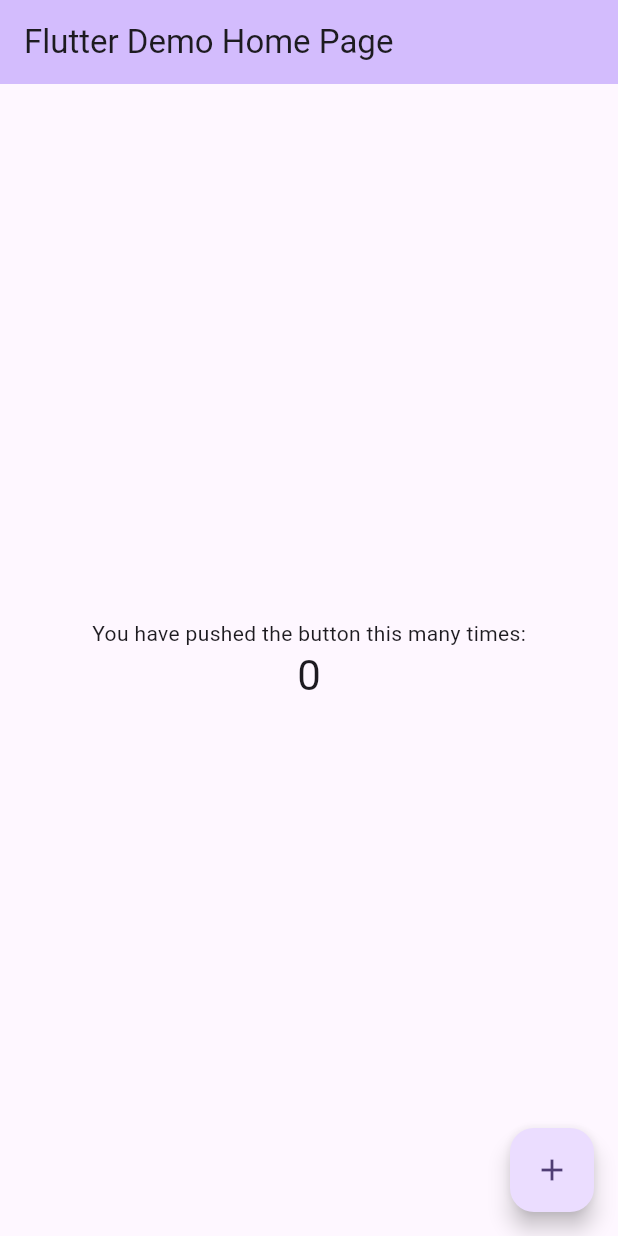
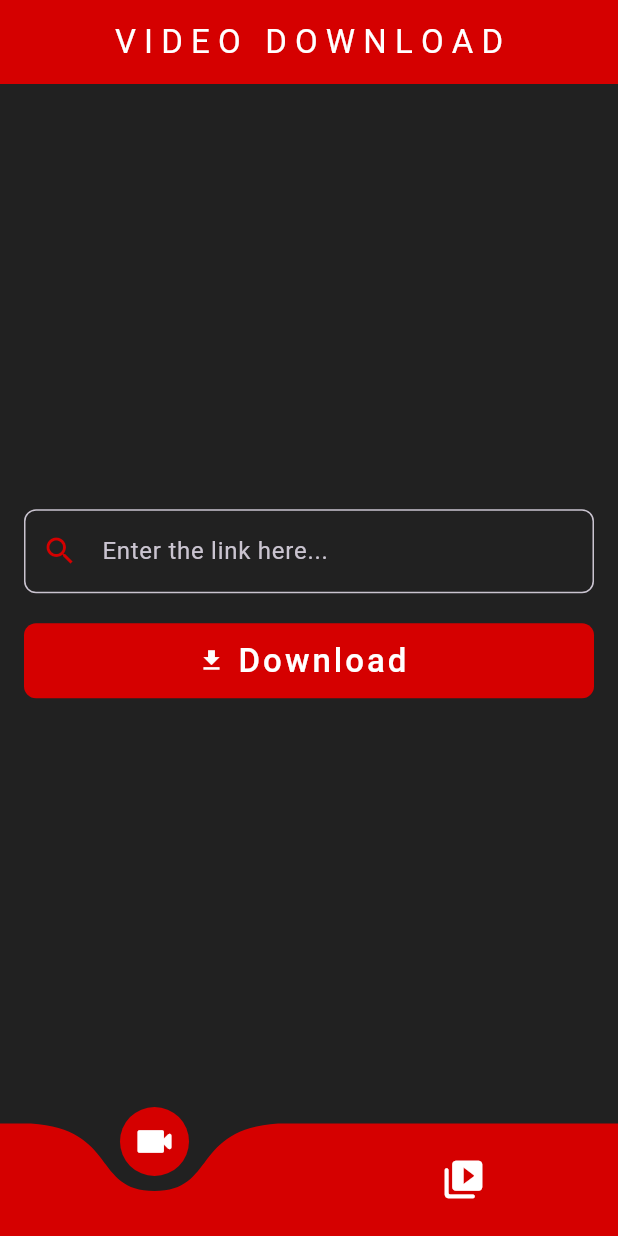
Before and after one commit to adarshpandey18/youtube-video-downloader, a Flutter app: the screen it shows after launch, on a phone screen of 412 x 824 dp. Run offline on Flutter 3.47's test engine with Material 3 defaults, Android fonts, the phone set to English and light mode, and no system bars; drawn by our look-alikes of curved_navigation_bar; our stand-ins replace google_fonts.

Commit message:
Done with Ui

```diff
--- a/lib/main.dart
+++ b/lib/main.dart
@@ -1,4 +1,8 @@
 import 'package:flutter/material.dart';
+import 'package:google_fonts/google_fonts.dart';
+import 'view/screens/home_screen.dart';
+import 'view/screens/playlist_download.dart';
+import 'view/screens/splash_screen.dart';
 
 void main() {
   runApp(const MyApp());
@@ -7,119 +11,18 @@
 class MyApp extends StatelessWidget {
   const MyApp({super.key});
 
-  // This widget is the root of your application.
   @override
   Widget build(BuildContext context) {
     return MaterialApp(
-      title: 'Flutter Demo',
+      title: 'YouTube Video Downloader',
       theme: ThemeData(
-        // This is the theme of your application.
-        //
-        // TRY THIS: Try running your application with "flutter run". You'll see
-        // the application has a purple toolbar. Then, without quitting the app,
-        // try changing the seedColor in the colorScheme below to Colors.green
-        // and then invoke "hot reload" (save your changes or press the "hot
-        // reload" button in a Flutter-supported IDE, or press "r" if you used
-        // the command line to start the app).
-        //
-        // Notice that the counter didn't reset back to zero; the application
-        // state is not lost during the reload. To reset the state, use hot
-        // restart instead.
-        //
-        // This works for code too, not just values: Most code changes can be
-        // tested with just a hot reload.
-        colorScheme: ColorScheme.fromSeed(seedColor: Colors.deepPurple),
-        useMaterial3: true,
+        fontFamily: GoogleFonts.poppins.toString(),
+        primarySwatch: Colors.red,
+        brightness: Brightness.dark,
+        scaffoldBackgroundColor: const Color.fromRGBO(33, 33, 33, 1),
       ),
-      home: const MyHomePage(title: 'Flutter Demo Home Page'),
+      debugShowCheckedModeBanner: false,
+      home: const SplashScreen(),
     );
   }
 }
-
-class MyHomePage extends StatefulWidget {
-  const MyHomePage({super.key, required this.title});
-
-  // This widget is the home page of your application. It is stateful, meaning
-  // that it has a State object (defined below) that contains fields that affect
-  // how it looks.
-
-  // This class is the configuration for the state. It holds the values (in this
-  // case the title) provided by the parent (in this case the App widget) and
-  // used by the build method of the State. Fields in a Widget subclass are
-  // always marked "final".
-
-  final String title;
-
-  @override
-  State<MyHomePage> createState() => _MyHomePageState();
-}
-
-class _MyHomePageState extends State<MyHomePage> {
-  int _counter = 0;
-
-  void _incrementCounter() {
-    setState(() {
-      // This call to setState tells the Flutter framework that something has
-      // changed in this State, which causes it to rerun the build method below
-      // so that the display can reflect the updated values. If we changed
-      // _counter without calling setState(), then the build method would not be
-      // called again, and so nothing would appear to happen.
-      _counter++;
-    });
-  }
-
-  @override
-  Widget build(BuildContext context) {
-    // This method is rerun every time setState is called, for instance as done
-    // by the _incrementCounter method above.
-    //
-    // The Flutter framework has been optimized to make rerunning build methods
-    // fast, so that you can just rebuild anything that needs updating rather
-    // than having to individually change instances of widgets.
-    return Scaffold(
-      appBar: AppBar(
-        // TRY THIS: Try changing the color here to a specific color (to
-        // Colors.amber, perhaps?) and trigger a hot reload to see the AppBar
-        // change color while the other colors stay the same.
-        backgroundColor: Theme.of(context).colorScheme.inversePrimary,
-        // Here we take the value from the MyHomePage object that was created by
-        // the App.build method, and use it to set our appbar title.
-        title: Text(widget.title),
-      ),
-      body: Center(
-        // Center is a layout widget. It takes a single child and positions it
-        // in the middle of the parent.
-        child: Column(
-          // Column is also a layout widget. It takes a list of children and
-          // arranges them vertically. By default, it sizes itself to fit its
-          // children horizontally, and tries to be as tall as its parent.
-          //
-          // Column has various properties to control how it sizes itself and
-          // how it positions its children. Here we use mainAxisAlignment to
-          // center the children vertically; the main axis here is the vertical
-          // axis because Columns are vertical (the cross axis would be
-          // horizontal).
-          //
-          // TRY THIS: Invoke "debug painting" (choose the "Toggle Debug Paint"
-          // action in the IDE, or press "p" in the console), to see the
-          // wireframe for each widget.
-          mainAxisAlignment: MainAxisAlignment.center,
-          children: <Widget>[
-            const Text(
-              'You have pushed the button this many times:',
-            ),
-            Text(
-              '$_counter',
-              style: Theme.of(context).textTheme.headlineMedium,
-            ),
-          ],
-        ),
-      ),
-      floatingActionButton: FloatingActionButton(
-        onPressed: _incrementCounter,
-        tooltip: 'Increment',
-        child: const Icon(Icons.add),
-      ), // This trailing comma makes auto-formatting nicer for build methods.
-    );
-  }
-}
--- /dev/null
+++ b/lib/view/screens/home_screen.dart
@@ -0,0 +1,45 @@
+import 'package:curved_navigation_bar/curved_navigation_bar.dart';
+import 'package:flutter/material.dart';
+import 'package:youtube_video_downloader/view/screens/playlist_download.dart';
+import 'package:youtube_video_downloader/view/screens/video_download.dart';
+
+class HomeScreen extends StatefulWidget {
+  const HomeScreen({super.key});
+
+  @override
+  State<HomeScreen> createState() => _HomeScreenState();
+}
+
+class _HomeScreenState extends State<HomeScreen> {
+  int _currentIndex = 0;
+  final List<Widget> _widgets = [
+    const VideoDownload(),
+    const PlaylistDownload(),
+  ];
+  @override
+  Widget build(BuildContext context) {
+    return Scaffold(
+      bottomNavigationBar: CurvedNavigationBar(
+        color: Colors.redAccent.shade700,
+        backgroundColor: const Color.fromRGBO(33, 33, 33, 1),
+        index: _currentIndex,
+        items: const [
+          Icon(
+            Icons.videocam_rounded,
+            size: 30,
+          ),
+          Icon(
+            Icons.video_collection_rounded,
+            size: 30,
+          ),
+        ],
+        onTap: (index) {
+          setState(() {
+            _currentIndex = index;
+          });
+        },
+      ),
+      body: _widgets[_currentIndex],
+    );
+  }
+}
--- /dev/null
+++ b/lib/view/screens/video_download.dart
@@ -0,0 +1,46 @@
+import 'package:flutter/material.dart';
+import 'package:youtube_video_downloader/view/widgets/custom_button.dart';
+import 'package:youtube_video_downloader/view/widgets/search_text_field.dart';
+
+class VideoDownload extends StatefulWidget {
+  const VideoDownload({super.key});
+
+  @override
+  State<VideoDownload> createState() => _VideoDownloadState();
+}
+
+class _VideoDownloadState extends State<VideoDownload> {
+  final TextEditingController _videoLink = TextEditingController();
+  @override
+  Widget build(BuildContext context) {
+    return Scaffold(
+      appBar: AppBar(
+        title: const Text('V I D E O   D O W N L O A D'),
+        centerTitle: true,
+        backgroundColor: Colors.redAccent.shade700,
+        foregroundColor: Colors.white,
+        elevation: 0,
+        shadowColor: Colors.transparent,
+      ),
+      body: Padding(
+        padding: const EdgeInsets.symmetric(horizontal: 16),
+        child: Column(
+          mainAxisAlignment: MainAxisAlignment.center,
+          crossAxisAlignment: CrossAxisAlignment.center,
+          children: [
+            // Textfield to enter link
+            SearchTextField(videoLink: _videoLink),
+
+            // Spacing between text field and button
+            const SizedBox(
+              height: 20,
+            ),
+
+            // download button
+            CustomButton(text: 'Download', function: () {}),
+          ],
+        ),
+      ),
+    );
+  }
+}
--- /dev/null
+++ b/lib/view/widgets/custom_button.dart
@@ -0,0 +1,34 @@
+import 'package:flutter/material.dart';
+
+class CustomButton extends StatelessWidget {
+  final String text;
+  final VoidCallback function;
+  const CustomButton({
+    super.key,
+    required this.text,
+    required this.function,
+  });
+
+  @override
+  Widget build(BuildContext context) {
+    return ElevatedButton.icon(
+      onPressed: () => function(),
+      label: Text(
+        text,
+        style: const TextStyle(fontSize: 22, letterSpacing: 2),
+      ),
+      icon: const Icon(Icons.download),
+      style: ElevatedButton.styleFrom(
+        backgroundColor: Colors.redAccent.shade700,
+        foregroundColor: Colors.white,
+        iconColor: Colors.white,
+        shape: RoundedRectangleBorder(
+          borderRadius: BorderRadius.circular(8),
+        ),
+        enabledMouseCursor: SystemMouseCursors.click,
+        elevation: 0,
+        minimumSize: const Size(double.maxFinite, 50),
+      ),
+    );
+  }
+}
--- /dev/null
+++ b/lib/view/widgets/search_text_field.dart
@@ -0,0 +1,39 @@
+import 'package:flutter/material.dart';
+
+class SearchTextField extends StatelessWidget {
+  const SearchTextField({
+    super.key,
+    required TextEditingController videoLink,
+  }) : controller = videoLink;
+
+  final TextEditingController controller;
+
+  @override
+  Widget build(BuildContext context) {
+    return TextField(
+      controller: controller,
+      autocorrect: false,
+      decoration: InputDecoration(
+        hintText: 'Enter the link here...',
+        hintStyle: const TextStyle(
+          fontWeight: FontWeight.w400,
+        ),
+        prefixIcon: Icon(
+          Icons.search,
+          color: Colors.redAccent.shade700,
+        ),
+        filled: true,
+        fillColor: Colors.transparent,
+        border: OutlineInputBorder(
+          borderRadius: BorderRadius.circular(8),
+        ),
+        focusedBorder: OutlineInputBorder(
+          borderSide: BorderSide(
+            color: Colors.redAccent.shade700,
+          ),
+          borderRadius: BorderRadius.circular(8),
+        ),
+      ),
+    );
+  }
+}
```
Also changed, not shown: lib/view/screens/playlist_download.dart (added, +46 -0 lines), lib/view/screens/splash_screen.dart (added, +49 -0 lines), pubspec.yaml (+5 -3 lines), assets/images/youtube_logo.png (added), lib/services/youtube_service.dart (added), lib/utils/constants.dart (added), pubspec.lock, 1 other file.
